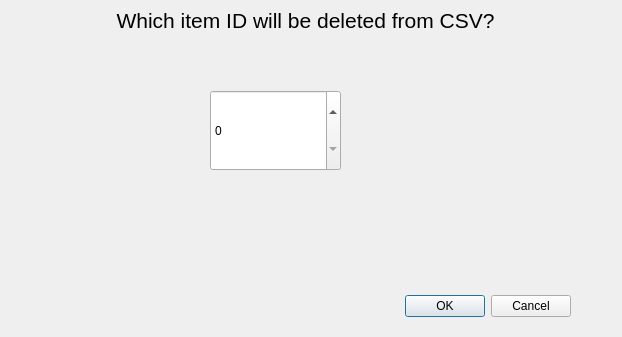
Qt form deleteitemdialog.ui (EtoDrowsy/CS499) before a commit.
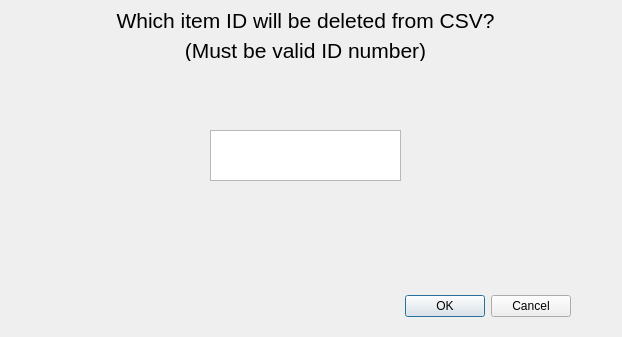
The same form after that commit.

Commit message: Switched delete input from Spin Box to Text Edit

What changed in the file:
```diff
--- a/deleteitemdialog.ui
+++ b/deleteitemdialog.ui
@@ -53,16 +53,40 @@
     <number>0</number>
    </property>
   </widget>
-  <widget class="QSpinBox" name="inputBox">
+  <widget class="QPlainTextEdit" name="inputTextEdit">
    <property name="geometry">
     <rect>
      <x>210</x>
-     <y>90</y>
-     <width>131</width>
-     <height>81</height>
+     <y>130</y>
+     <width>191</width>
+     <height>51</height>
     </rect>
    </property>
   </widget>
+  <widget class="QLabel" name="label_2">
+   <property name="geometry">
+    <rect>
+     <x>110</x>
+     <y>40</y>
+     <width>391</width>
+     <height>21</height>
+    </rect>
+   </property>
+   <property name="font">
+    <font>
+     <pointsize>16</pointsize>
+    </font>
+   </property>
+   <property name="text">
+    <string>(Must be valid ID number)</string>
+   </property>
+   <property name="alignment">
+    <set>Qt::AlignmentFlag::AlignCenter</set>
+   </property>
+   <property name="margin">
+    <number>0</number>
+   </property>
+  </widget>
  </widget>
  <resources/>
  <connections>
```
The commit also changes 521 other files.
